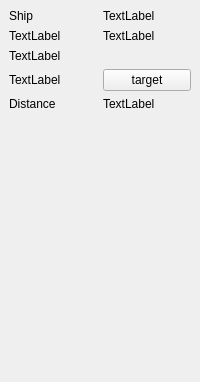
This is waterobjectinfo.ui in ngc42/WaterWorld as Qt 5 draws it before an edit. The edited form follows.
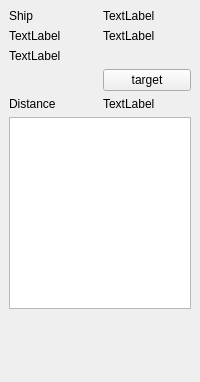
This is the edited form. The open tabs and pages were chosen to show the change.

Commit message: UI and universe respects ship target list, but still not visible

```diff
--- a/waterobjectinfo.ui
+++ b/waterobjectinfo.ui
@@ -484,7 +484,7 @@
       </property>
      </widget>
     </item>
-    <item row="5" column="0">
+    <item row="6" column="0">
      <spacer name="verticalSpacer_4">
       <property name="orientation">
        <enum>Qt::Vertical</enum>
@@ -497,13 +497,6 @@
       </property>
      </spacer>
     </item>
-    <item row="3" column="0">
-     <widget class="QLabel" name="labelHumanShipHasTarget">
-      <property name="text">
-       <string>TextLabel</string>
-      </property>
-     </widget>
-    </item>
     <item row="0" column="0">
      <widget class="QLabel" name="label_7">
       <property name="text">
@@ -532,6 +525,9 @@
       </property>
      </widget>
     </item>
+    <item row="5" column="0" colspan="2">
+     <widget class="QTableWidget" name="tableHTargets"/>
+    </item>
    </layout>
   </widget>
  </widget>
```
Left out of the diff: 18 changed lines with no effect on the pictures. The commit also changes 5 other files.
